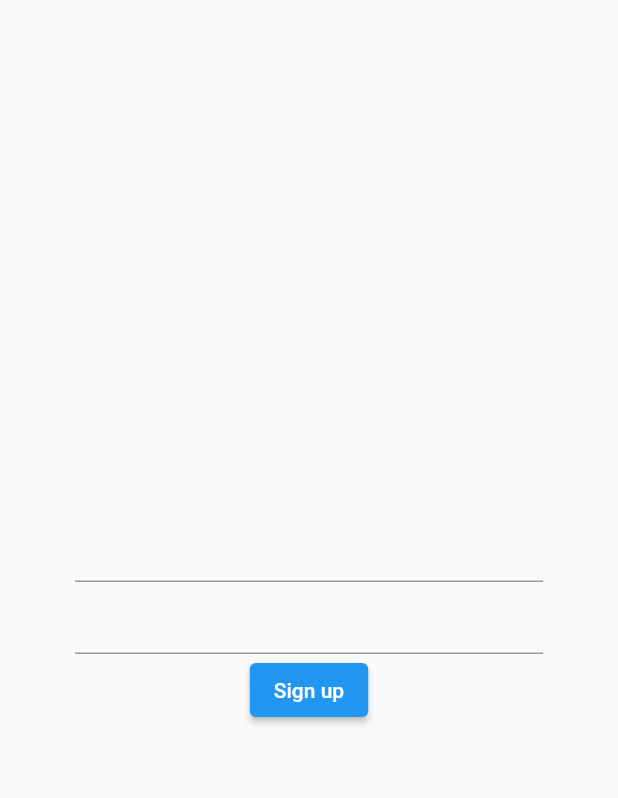
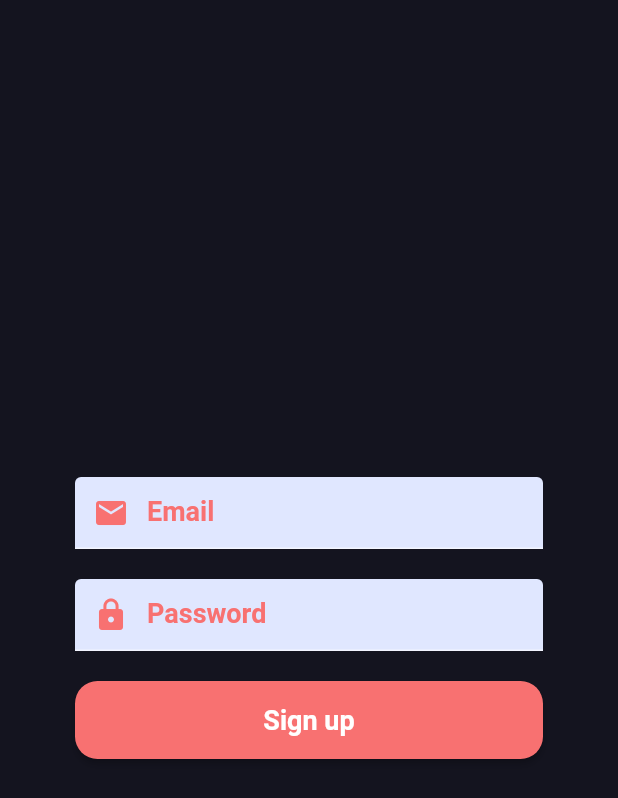
Before and after one commit to lulzshadowwalker/booba-2.0, a Flutter app: the screen it shows after launch, on a phone screen of 412 x 824 dp. Shown: the top 798 px of the screen. Run offline on Flutter 3.47's test engine with Material 2 defaults, Android fonts, the phone set to English and light mode, and no system bars; our stand-ins replace cloud_firestore, firebase_auth, firebase_core, get, google_fonts; accounts and stored records are empty.

Commit message:
dark theme

```diff
--- a/lib/booba.dart
+++ b/lib/booba.dart
@@ -5,9 +5,10 @@ class Booba extends StatelessWidget {
 
   @override
   Widget build(BuildContext context) {
-    return  GetMaterialApp(
+    return GetMaterialApp(
       title: 'BOOBA-v2',
       debugShowCheckedModeBanner: false,
+      theme: LulzTheme.dark(),
       home: SignInScreen(),
     );
   }
--- a/lib/helpers/lulz_helpers.dart
+++ b/lib/helpers/lulz_helpers.dart
@@ -14,7 +14,7 @@ class LulzHelpers {
       snackbarTitle, snackbarBody,
       snackPosition: SnackPosition.BOTTOM,
 
-      /// SnackPosition is a littl bugged and maybe feels out of place
+      /// SnackPosition is a little bugged and maybe feels out of place
     );
     dev.log(snackbarTitle, error: error, name: name);
   }
--- a/lib/helpers/lulz_imports.dart
+++ b/lib/helpers/lulz_imports.dart
@@ -1,14 +1,21 @@
 import 'package:booba2/services/auth/auth_controller.dart';
 import 'package:flutter/material.dart';
 import 'package:get/get.dart';
+import 'package:google_fonts/google_fonts.dart';
 import 'dart:developer' as dev;
+
+import '../views/auth/signin/signin_screen.dart';
 
 part '../booba.dart';
 
 /// Views
-part '../views/auth/signin/signin_screen.dart';
 part '../views/auth/signup/signup_screen.dart';
 part '../views/home/home_screen.dart';
 
 /// Helpers
 part './lulz_helpers.dart';
+
+/// Themes
+part '../services/theme/lulz_colors.dart';
+part '../services/theme/lulz_theme.dart';
+part '../services/theme/lulz_textstyle.dart';
--- a/lib/main.dart
+++ b/lib/main.dart
@@ -3,8 +3,6 @@ import 'package:firebase_core/firebase_core.dart';
 import 'package:flutter/material.dart';
 import 'package:get/get.dart';
 import './LOCAL.dart';
-
-/// Send Firebase Options file to the other machine
 
 void main() async {
   WidgetsFlutterBinding.ensureInitialized();
--- a/lib/services/database/database_controller.dart
+++ b/lib/services/database/database_controller.dart
@@ -15,6 +15,7 @@ class DatabaseController {
   static const String _profilePicture = 'profilePicture';
   static const String _className = 'DatabaseController';
 
+  ///  add new user data on sign up [void] is cool
   Future<void> registerNewUser({
     required String userId,
     required String email,
@@ -24,7 +25,7 @@ class DatabaseController {
     Uint8List? profilePicture,
   }) async {
     /// handling null values
-    /// I don't like setting default values in the parameters :D
+    ///- I don't like setting default values in the parameters :D
     status ??= '';
 
     try {
--- /dev/null
+++ b/lib/services/theme/lulz_colors.dart
@@ -0,0 +1,31 @@
+part of '../../helpers/lulz_imports.dart';
+
+class LulzColors {
+  static Color colorFromHex(String hexColor, [String opacity = 'FF']) {
+    /// #FFFFFF -> FFFFFF
+    final String color = hexColor.replaceAll('#', '');
+
+    /// FFFFFFFF -> 0xFFFFFFFF
+    return Color(int.parse(opacity + color, radix: 16));
+  }
+
+  static Color backgroundDark = colorFromHex('#14141F');
+  static Color backgroundDarkDimmed = colorFromHex('#0C0C12');
+  static Color accent1 = colorFromHex('#6E3CBC');
+  static Color accent2 = colorFromHex('#B00B69');
+  static Color accent2Transparent = accent2.withOpacity(0.1);
+  static Color accent3 = colorFromHex('#F87171');
+  static Color accent4 = colorFromHex('#46EEFA');
+  static Color accent4Transparent = accent4.withOpacity(0.1);
+  static Color textAlt = colorFromHex('#8D98CD');
+  static Color muted = colorFromHex('#ACBBCA');
+  static Color whiteText = colorFromHex('#E0E7FF');
+  static Color whiteCatDraw = colorFromHex('#EFEEED');
+  static Color green = colorFromHex('#80FA46');
+  static Color greenTransparent = green.withOpacity(0.1);
+  static Color whiteTransparent = colorFromHex('#EBEAF0').withOpacity(0.35);
+  LinearGradient gradient1 =
+
+      /// TODO add an intermediate smoothing color
+      LinearGradient(colors: <Color>[accent2, accent3]);
+}
--- /dev/null
+++ b/lib/services/theme/lulz_textstyle.dart
@@ -0,0 +1,39 @@
+part of '../../helpers/lulz_imports.dart';
+
+class LulzTextStyle {
+  /// font sizes - PerfectFifth - base = 18
+  static const double _xl3 = 91.13;
+  static const double _xl2 = 60.75;
+  static const double _xl = 40.5;
+  static const double _l = 27;
+  static const double _md = 18;
+  static const double _sm = 12;
+  static const double _xsm = 9;
+  static const double _xsm2 = 5.33;
+
+  static final String? _fontFamily = GoogleFonts.openSans().fontFamily;
+
+  static final TextTheme _textTheme = ThemeData.dark().textTheme;
+
+  /// I didn't know much about text styles in design in general
+  /// when I made the mockup, so this is what I'm going with.
+  /// docs: ( https://api.flutter.dev/flutter/material/TextTheme-class.html#:~:text=headline1%20%20%20%2096.0%20%20light,10.0%20%20regular%20%201.5 )
+  static final TextStyle? xl3 = _textTheme.headline1
+      ?.copyWith(fontSize: _xl3, fontWeight: FontWeight.w700);
+  static final TextStyle? xl2 = _textTheme.headline2
+      ?.copyWith(fontSize: _xl2, fontWeight: FontWeight.w700);
+
+  static final TextStyle? xl = _textTheme.headline3
+      ?.copyWith(fontSize: _xl, fontWeight: FontWeight.w700);
+  static final TextStyle? l =
+      _textTheme.headline4?.copyWith(fontSize: _l, fontWeight: FontWeight.w700);
+  static final TextStyle? md = _textTheme.subtitle1?.copyWith(fontSize: _md);
+  static final TextStyle? sm = _textTheme.subtitle2?.copyWith(fontSize: _sm);
+  static final TextStyle? xsm = _textTheme.subtitle2?.copyWith(fontSize: _xsm);
+  static final TextStyle? xsm2 =
+      _textTheme.subtitle2?.copyWith(fontSize: _xsm2);
+  static final TextStyle? button = _textTheme.subtitle2?.copyWith(
+    fontSize: _md,
+    fontWeight: FontWeight.w700,
+  );
+}
--- /dev/null
+++ b/lib/services/theme/lulz_theme.dart
@@ -0,0 +1,43 @@
+part of '../../helpers/lulz_imports.dart';
+
+class LulzTheme {
+  static final String? _fontFamily = GoogleFonts.openSans().fontFamily;
+
+  /// Dark Theme
+  static ThemeData dark() {
+    return ThemeData.dark().copyWith(
+      /// * Input Field
+      inputDecorationTheme: InputDecorationTheme(
+        fillColor: LulzColors.whiteText,
+        filled: true,
+        prefixIconColor: LulzColors.accent3,
+        suffixIconColor: LulzColors.accent3,
+        hintStyle: LulzTextStyle.button?.copyWith(color: LulzColors.accent3),
+      ),
+       /// * ElevatedButton
+      elevatedButtonTheme: ElevatedButtonThemeData(
+        style: ElevatedButton.styleFrom(
+          primary: LulzColors.accent3,
+          textStyle: LulzTextStyle.button,
+          minimumSize: const Size(double.infinity, 52),
+          padding: const EdgeInsets.all(10.0),
+          shape: RoundedRectangleBorder(
+            borderRadius: BorderRadius.circular(15.0),
+          ),
+        ),
+      ),
+
+      /// * Scaffold Background Color
+      scaffoldBackgroundColor: LulzColors.backgroundDark,
+
+      /// * Text Theme
+      textTheme: ThemeData.dark().textTheme.apply(
+            fontFamily: _fontFamily,
+
+            /// TODO maybe change them both to [whiteText]
+            displayColor: LulzColors.whiteText,
+            bodyColor: LulzColors.textAlt,
+          ),
+    );
+  }
+}
--- a/lib/views/auth/signin/signin_screen.dart
+++ b/lib/views/auth/signin/signin_screen.dart
@@ -1,4 +1,8 @@
-part of '../../../helpers/lulz_imports.dart';
+import 'package:flutter/material.dart';
+import 'package:get/get.dart';
+
+import '../../../helpers/lulz_imports.dart';
+import '../../../services/auth/auth_controller.dart';
 
 class SignInScreen extends StatelessWidget {
   SignInScreen({Key? key}) : super(key: key);
@@ -16,8 +20,28 @@ class SignInScreen extends StatelessWidget {
           child: Column(
         mainAxisAlignment: MainAxisAlignment.center,
         children: [
-          TextFormField(controller: _email),
-          TextFormField(controller: _password),
+          TextFormField(
+              controller: _email,
+              decoration: const InputDecoration(
+                  hintText: 'Email', prefixIcon: Icon(Icons.mail))),
+          const SizedBox(
+            height: 20,
+          ),
+          TextFormField(
+            cursorWidth: 5,
+            cursorColor: LulzColors.accent3,
+
+            style: LulzTextStyle.button
+                ?.copyWith(color: LulzColors.backgroundDark),
+            controller: _password,
+            decoration: const InputDecoration(
+                hintText: 'Password',
+                prefixIcon: Icon(Icons.lock),
+                focusColor: Colors.red),
+          ),
+          const SizedBox(
+            height: 20,
+          ),
           ElevatedButton(
               onPressed: () => _authController.signUp(
                   email: _email.text.trim(),
--- a/pubspec.yaml
+++ b/pubspec.yaml
@@ -21,6 +21,7 @@ dependencies:
 
   # statemangement, navigation, helpers and more
   get: ^4.6.1
+  google_fonts: ^2.3.1
 
 
 
```
Also changed, not shown: lib/services/auth/auth_controller.dart (+6 -4 lines), pubspec.lock.
